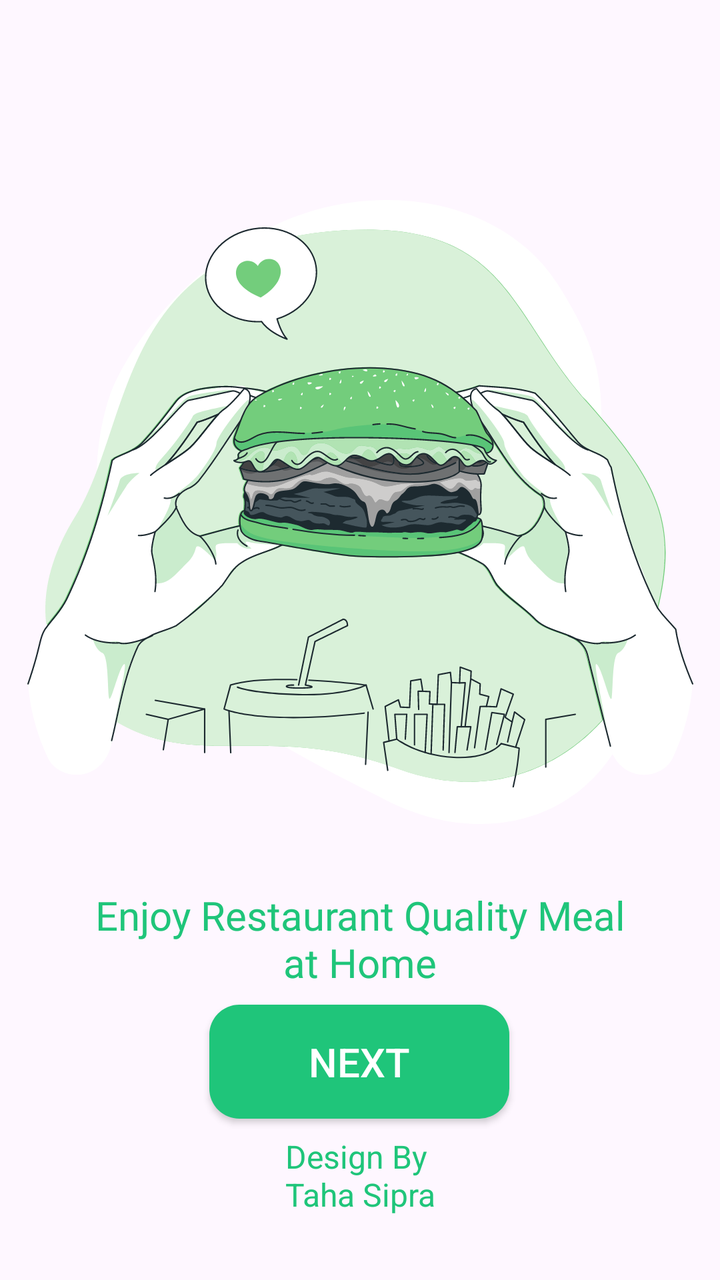
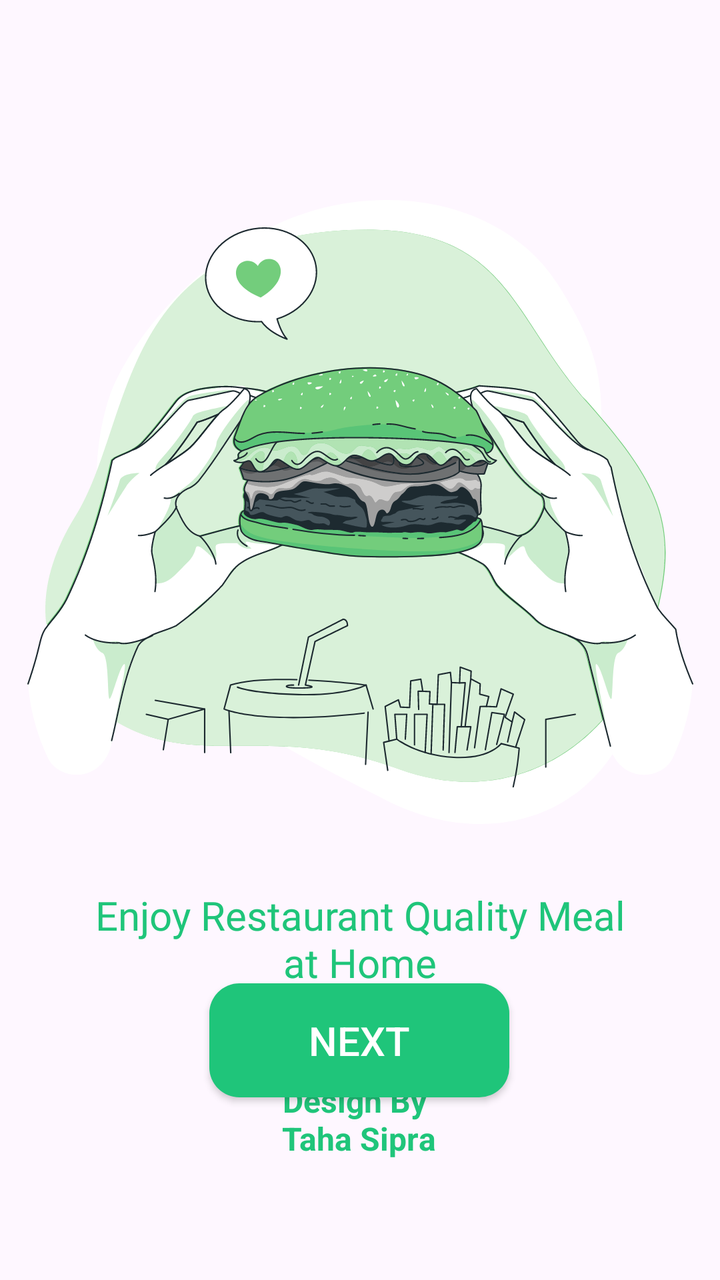

Two renders of the same Android screen: before a commit and after it. Below are the layout's source before the change and the commit's diff.
<!-- AndroidManifest.xml: application theme Theme.FoodOrderingApp -->
<!-- res/layout/activity_start.xml -->
<?xml version="1.0" encoding="utf-8"?>
<androidx.constraintlayout.widget.ConstraintLayout xmlns:android="http://schemas.android.com/apk/res/android"
    xmlns:app="http://schemas.android.com/apk/res-auto"
    xmlns:tools="http://schemas.android.com/tools"
    android:id="@+id/main"
    android:layout_width="match_parent"
    android:layout_height="match_parent"
    tools:context=".StartActivity">

    <ImageView
        android:id="@+id/imageView2"
        android:layout_width="wrap_content"
        android:layout_height="wrap_content"
        android:layout_marginTop="100dp"
        app:layout_constraintEnd_toEndOf="parent"
        app:layout_constraintStart_toStartOf="parent"
        app:layout_constraintTop_toTopOf="parent"
        app:srcCompat="@drawable/burrgar" />

    <TextView
        android:id="@+id/textView4"
        android:layout_width="wrap_content"
        android:layout_height="wrap_content"
        android:layout_marginTop="32dp"
        android:fontFamily="@font/merriweathersans_medium"
        android:text="Enjoy Restaurant Quality Meal\nat Home"
        android:textAlignment="center"
        android:textColor="@color/textColor"
        android:textSize="20sp"
        app:layout_constraintEnd_toEndOf="parent"
        app:layout_constraintStart_toStartOf="parent"
        app:layout_constraintTop_toBottomOf="@+id/imageView2" />

    <androidx.appcompat.widget.AppCompatButton
        android:id="@+id/nextBtn"
        android:layout_width="150dp"
        android:layout_height="57dp"
        android:layout_marginTop="16dp"
        android:layout_marginBottom="8dp"
        android:background="@drawable/greenbuttongradient"
        android:backgroundTint="@color/textColor"
        android:text="Next"
        android:textColor="@color/white"
        android:textSize="20dp"
        app:layout_constraintBottom_toTopOf="@+id/textView5"
        app:layout_constraintEnd_toEndOf="parent"
        app:layout_constraintHorizontal_bias="0.498"
        app:layout_constraintStart_toStartOf="parent"
        app:layout_constraintTop_toBottomOf="@+id/textView4"
        app:layout_constraintVertical_bias="1.0" />

    <TextView
        android:id="@+id/textView5"
        android:layout_width="wrap_content"
        android:layout_height="wrap_content"
        android:layout_marginBottom="32dp"
        android:text="Design By \nTaha Sipra"
        android:textAlignment="center"
        android:textColor="@color/textColor"
        android:textSize="16sp"
        app:layout_constraintBottom_toBottomOf="parent"
        app:layout_constraintEnd_toEndOf="parent"
        app:layout_constraintStart_toStartOf="parent" />
</androidx.constraintlayout.widget.ConstraintLayout>
<!-- resources referenced by this layout -->
<resources>
  <color name="textColor">#1FC57A</color>
  <color name="white">#FFFFFFFF</color>
  <!-- drawable burrgar: vector/xml drawable (drawable, 191541 chars, omitted) -->
  <!-- drawable greenbuttongradient (drawable) -->
  <?xml version="1.0" encoding="utf-8"?>
  <shape xmlns:android="http://schemas.android.com/apk/res/android">
  <gradient android:angle="-45" android:startColor="#53E88B" android:endColor="#15BE77"/>
      <corners android:radius="15dp"/>
  </shape>
  <style name="Theme.FoodOrderingApp" parent="Base.Theme.FoodOrderingApp" />
  <style name="Base.Theme.FoodOrderingApp" parent="Theme.Material3.DayNight.NoActionBar">
          
          
      </style>
</resources>

<!-- the commit's change to res/layout/activity_start.xml (unified diff, before → after) -->
@@ -29,6 +29,7 @@
         android:textSize="20sp"
         app:layout_constraintEnd_toEndOf="parent"
         app:layout_constraintStart_toStartOf="parent"
+
         app:layout_constraintTop_toBottomOf="@+id/imageView2" />
 
     <androidx.appcompat.widget.AppCompatButton
@@ -47,18 +48,20 @@
         app:layout_constraintHorizontal_bias="0.498"
         app:layout_constraintStart_toStartOf="parent"
         app:layout_constraintTop_toBottomOf="@+id/textView4"
-        app:layout_constraintVertical_bias="1.0" />
+        app:layout_constraintVertical_bias="0.525" />
 
     <TextView
         android:id="@+id/textView5"
         android:layout_width="wrap_content"
         android:layout_height="wrap_content"
-        android:layout_marginBottom="32dp"
+        android:layout_marginBottom="60dp"
         android:text="Design By \nTaha Sipra"
         android:textAlignment="center"
         android:textColor="@color/textColor"
         android:textSize="16sp"
+        android:textStyle="bold"
         app:layout_constraintBottom_toBottomOf="parent"
         app:layout_constraintEnd_toEndOf="parent"
+        app:layout_constraintHorizontal_bias="0.498"
         app:layout_constraintStart_toStartOf="parent" />
 </androidx.constraintlayout.widget.ConstraintLayout>
